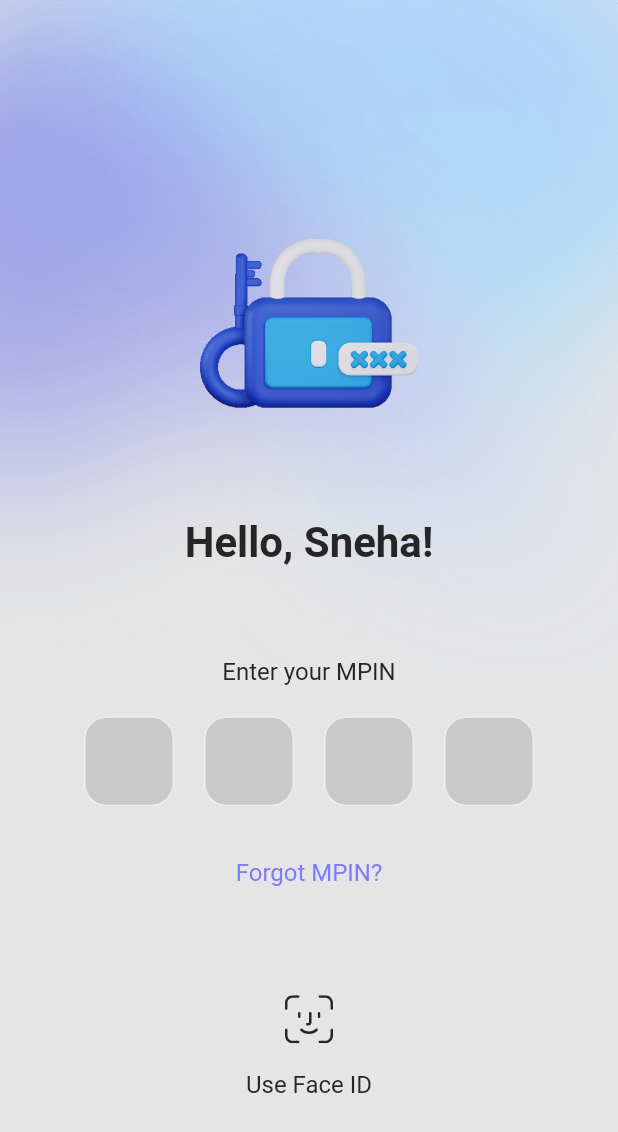
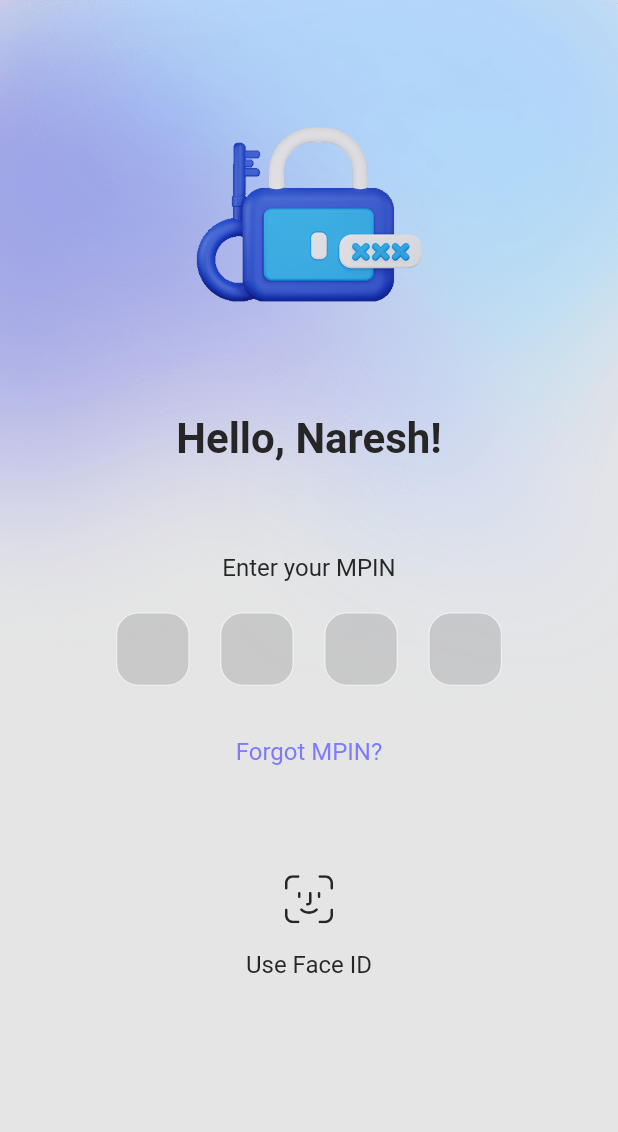
Before and after one commit to Auro-Project/auropay, a Flutter app: the SignedUserScreen screen opened by its route, on a phone screen of 412 x 824 dp. Shown: the top 1132 px of the screen. Run offline on Flutter 3.47's test engine with Material 2 defaults, Android fonts, the phone set to English and light mode, and no system bars; our stand-ins replace cloud_firestore, device_preview, firebase_auth, firebase_core, firebase_storage, flutter_secure_storage and 4 more; accounts and stored records are empty; Roboto replaces fonts that are missing (SF Pro Display).

Commit message:
responsiveness

```diff
--- a/lib/main.dart
+++ b/lib/main.dart
@@ -33,19 +33,19 @@ Future<void> main() async {
 
 
 
+  runApp(
+      MyApp(isUserSignedIn: isUserSignedIn)
+  );
   // runApp(
-  //     MyApp(isUserSignedIn: isUserSignedIn)
+  //   DevicePreview(
+  //     enabled: true,
+  //     tools: const [
+  //       ...DevicePreview.defaultTools,
+  //       // const CustomPlugin(),
+  //     ],
+  //     builder: (context) => MyApp(isUserSignedIn: isUserSignedIn),
+  //   ),
   // );
-  runApp(
-    DevicePreview(
-      enabled: true,
-      tools: [
-        ...DevicePreview.defaultTools,
-        // const CustomPlugin(),
-      ],
-      builder: (context) => MyApp(isUserSignedIn: isUserSignedIn),
-    ),
-  );
 
   SystemChrome.setSystemUIOverlayStyle(
     const SystemUiOverlayStyle(
--- a/lib/view/pages/LoginScreens/SignedUserScreen.dart
+++ b/lib/view/pages/LoginScreens/SignedUserScreen.dart
@@ -1,10 +1,9 @@
+import 'package:auropay/view/Theme/appColors.dart';
 import 'package:flutter/material.dart';
 import 'package:flutter_secure_storage/flutter_secure_storage.dart';
 import 'package:flutter_svg/flutter_svg.dart';
 import 'package:provider/provider.dart';
 import 'package:shared_preferences/shared_preferences.dart';
-import '../../../responsive_widget.dart';
-import '../../Theme/appColors.dart';
 import '../../widgets/Constants.dart';
 import '../../Theme/theme_provider.dart';
 
@@ -71,20 +70,26 @@ class _SignedUserScreenState extends State<SignedUserScreen> {
 
   @override
   Widget build(BuildContext context) {
-    return ResponsiveWidget(
-      largeScreen: buildContent(),
-      mediumScreen: buildContent(),
-      smallScreen: buildContent(),
-    );
-  }
-
-  Widget buildContent() {
+    final themeProvider = Provider.of<ThemeProvider>(context);
     return Scaffold(
       backgroundColor: AppColors.primaryColor,
-      body: SingleChildScrollView(
-        child: SizedBox(
-          height: MediaQuery.of(context).size.height,
-          width: MediaQuery.of(context).size.width,
+      body: LayoutBuilder(
+        builder: (BuildContext context, BoxConstraints constraints) {
+          return SingleChildScrollView(
+            child: ConstrainedBox(
+              constraints: BoxConstraints(minHeight: constraints.maxHeight),
+              child: IntrinsicHeight(
+                child: Container(
+                  // decoration: const BoxDecoration(
+                  //   gradient: LinearGradient(
+                  //     colors: [
+                  //       Color(0xFFDBDEF3),
+                  //       Color(0xFF99ADEF),
+                  //     ],
+                  //     begin: Alignment.topCenter,
+                  //     end: Alignment.bottomCenter,
+                  //   ),
+                  // ),
                   child: Stack(
                     children: [
                       Image.asset(
@@ -95,20 +100,25 @@ class _SignedUserScreenState extends State<SignedUserScreen> {
                         mainAxisAlignment: MainAxisAlignment.center,
                         children: [
                           const SizedBox(height: 40),
-                  if (!ResponsiveWidget.isMediumScreen(context))
                           Padding(
-                      padding: const EdgeInsets.symmetric(horizontal: 36),
+                            padding: EdgeInsets.symmetric(horizontal: constraints.maxWidth * 0.1),
                             child: Column(
                               crossAxisAlignment: CrossAxisAlignment.center,
                               children: [
+                                // SvgPicture.asset(
+                                //   'assets/images/icons/Logo.svg',
+                                //   width: 100,
+                                //   height: 100,
+                                //   color: Colors.white.withOpacity(0.8),
+                                // ),
                                 Image.asset(
                                   'assets/images/pscode.png',
-                            width: 200,
-                            height: 200,
+                                  width: constraints.maxWidth * 0.5,
+                                  height: constraints.maxWidth * 0.5,
                                 ),
                                 const SizedBox(height: 30),
-                          const Text(
-                            'Hello, Sneha!',
+                                Text(
+                                  'Hello, Naresh!',
                                   style: TextStyle(
                                     fontSize: 28,
                                     fontWeight: FontWeight.bold,
@@ -117,7 +127,7 @@ class _SignedUserScreenState extends State<SignedUserScreen> {
                                   ),
                                 ),
                                 const SizedBox(height: 60),
-                          const Text(
+                                Text(
                                   'Enter your MPIN',
                                   style: TextStyle(
                                     fontSize: 16,
@@ -132,8 +142,8 @@ class _SignedUserScreenState extends State<SignedUserScreen> {
                                   children: [
                                     for (int i = 0; i < 4; i++)
                                       Container(
-                                  width: 60,
-                                  height: 60,
+                                        width: constraints.maxWidth * 0.12,
+                                        height: constraints.maxWidth * 0.12,
                                         margin: const EdgeInsets.symmetric(horizontal: 10),
                                         decoration: border(context, borderRadius: 15),
                                         child: TextField(
@@ -141,7 +151,7 @@ class _SignedUserScreenState extends State<SignedUserScreen> {
                                           keyboardType: TextInputType.number,
                                           maxLength: 1,
                                           obscureText: true,
-                                    style: const TextStyle(
+                                          style: TextStyle(
                                             color: AppColors.textColor,
                                             fontSize: 24,
                                             fontWeight: FontWeight.bold,
@@ -164,7 +174,7 @@ class _SignedUserScreenState extends State<SignedUserScreen> {
                                 const SizedBox(height: 20),
                                 TextButton(
                                   onPressed: () {},
-                            child: const Text(
+                                  child: Text(
                                     'Forgot MPIN?',
                                     style: TextStyle(
                                       fontSize: 16,
@@ -173,7 +183,7 @@ class _SignedUserScreenState extends State<SignedUserScreen> {
                                       color: AppColors.accent1,
                                     ),
                                   ),
-                          ),
+                                )
                               ],
                             ),
                           ),
@@ -182,12 +192,12 @@ class _SignedUserScreenState extends State<SignedUserScreen> {
                             onPressed: () => Navigator.pushNamed(context, '/home'),
                             icon: SvgPicture.asset(
                               'assets/images/icons/faceid.svg',
-                      width: 40,
+                              width: constraints.maxWidth * 0.1,
                               color: AppColors.textColor,
                             ),
                           ),
                           const SizedBox(height: 10),
-                  const Text(
+                          Text(
                             'Use Face ID',
                             style: TextStyle(
                               fontSize: 16,
@@ -197,12 +207,17 @@ class _SignedUserScreenState extends State<SignedUserScreen> {
                             ),
                           ),
                           const SizedBox(height: 16),
+                          Expanded(child: SizedBox()),
                         ],
                       ),
                     ],
                   ),
                 ),
               ),
+            ),
+          );
+        },
+      ),
     );
   }
 }
```
Lines whose indentation alone changed are shown as unchanged.
